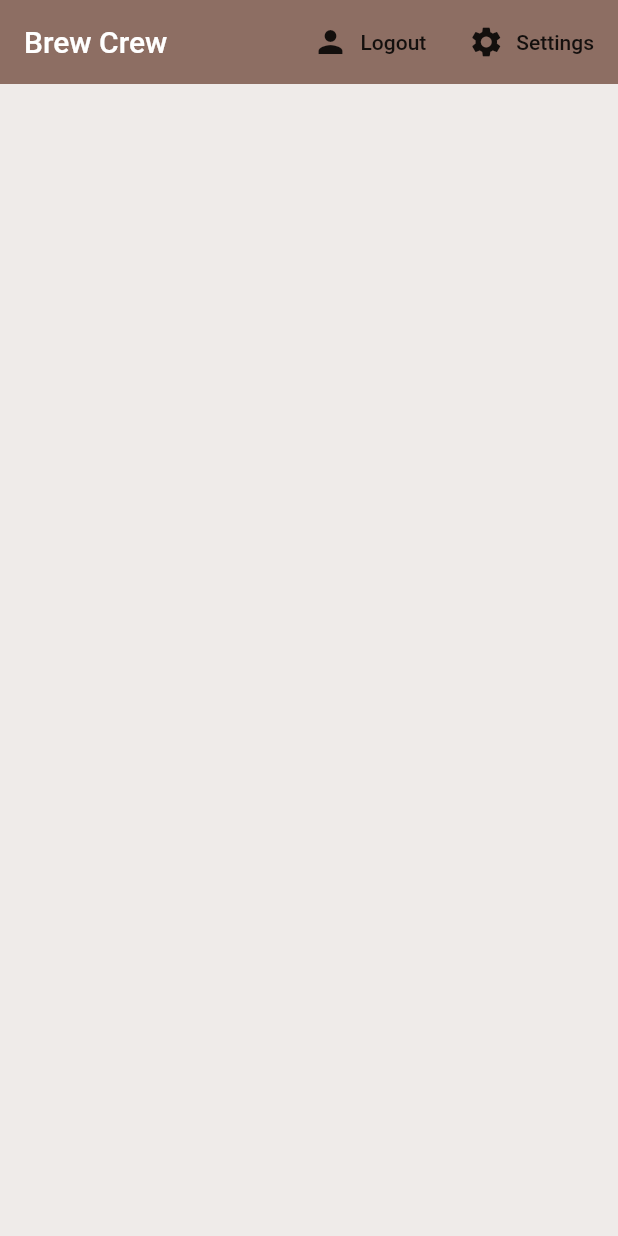
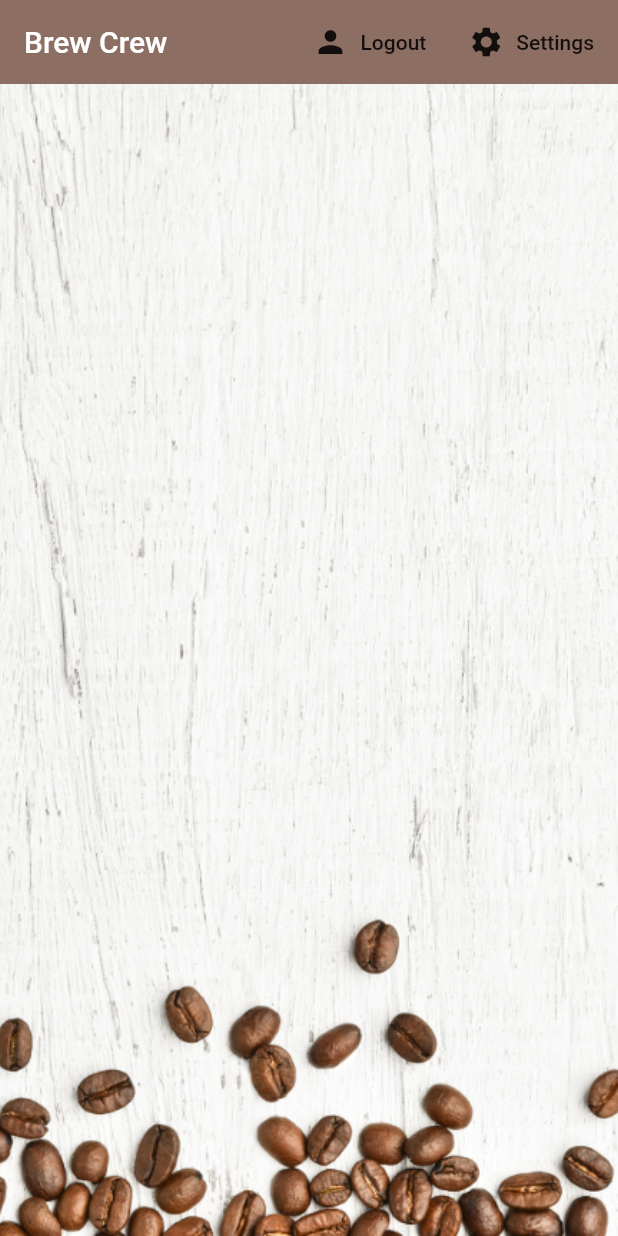
Before and after one commit to wongalan2002/brew_app_flutter_firebase, a Flutter app: the screen it shows once a user with an empty profile is signed in, on a phone screen of 412 x 824 dp. Run offline on Flutter 3.47's test engine with Material 2 defaults, Android fonts, the phone set to English and light mode, and no system bars; our stand-ins replace cloud_firestore, firebase_auth, flutter_spinkit; accounts and stored records are empty.

Commit message:
app finished

```diff
--- a/lib/model/User.dart
+++ b/lib/model/User.dart
@@ -7,13 +7,13 @@ class User {
 class UserData {
   final String uid;
   final String name;
-  final String sugar;
+  final String sugars;
   final int strength;
 
   UserData({
     this.uid,
     this.name,
-    this.sugar,
+    this.sugars,
     this.strength,
   });
 }
--- a/lib/screens/home/brew_tile.dart
+++ b/lib/screens/home/brew_tile.dart
@@ -20,10 +20,11 @@ class BrewTile extends StatelessWidget {
         ),
         child: ListTile(
           leading: CircleAvatar(
+            backgroundImage: AssetImage("assets/coffee_icon.png"),
             radius: 25,
             backgroundColor: Colors.brown[brew.strength],
           ),
-          title: Text(brew.name ?? ""),
+          title: Text(brew.name),
           subtitle: Text("Takes ${brew.sugars} sugar's"),
         ),
       ),
--- a/lib/screens/home/home.dart
+++ b/lib/screens/home/home.dart
@@ -64,7 +64,14 @@ class Home extends StatelessWidget {
             ),
           ],
         ),
-        body: BrewList(),
+        body: Container(
+            decoration: BoxDecoration(
+              image: DecorationImage(
+                image: AssetImage("assets/coffee_bg.png"),
+                fit: BoxFit.cover,
+              ),
+            ),
+            child: BrewList()),
       ),
     );
   }
--- a/lib/services/database.dart
+++ b/lib/services/database.dart
@@ -34,7 +34,7 @@ class DatabaseService {
     return UserData(
         uid: uid,
         name: snapshot.data['name'],
-        sugar: snapshot.data['sugar'],
+        sugars: snapshot.data['sugars'],
         strength: snapshot.data['strength']);
   }
 
--- a/pubspec.yaml
+++ b/pubspec.yaml
@@ -49,7 +49,8 @@ flutter:
   uses-material-design: true
 
   # To add assets to your application, add an assets section, like this:
-  # assets:
+  assets:
+      - assets/
   #   - images/a_dot_burr.jpeg
   #   - images/a_dot_ham.jpeg
 
```
Also changed, not shown: lib/screens/home/settings_form.dart (+39 -55 lines), assets/coffee_bg.png (added), assets/coffee_icon.png (added), assets/screen.gif (added), 1 other file.
